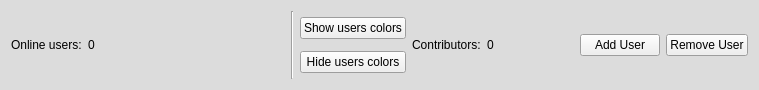
This is CLIENT/GUI/editorWindow/ui/gui_usersbar.ui in GiuliCler/GIMPteam as Qt 5 draws it before an edit. The edited form follows.
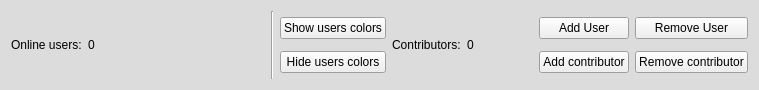
This is the edited form.

```diff
--- a/CLIENT/GUI/editorWindow/ui/gui_usersbar.ui
+++ b/CLIENT/GUI/editorWindow/ui/gui_usersbar.ui
@@ -83,7 +83,7 @@
   <property name="autoFillBackground">
    <bool>true</bool>
   </property>
-  <layout class="QHBoxLayout" name="horizontalLayout_4" stretch="1,0,1,0,0">
+  <layout class="QHBoxLayout" name="horizontalLayout_4" stretch="1,0,1,0">
    <item>
     <widget class="QWidget" name="onlineUsersWidget" native="true">
      <layout class="QHBoxLayout" name="horizontalLayout_2">
@@ -245,18 +245,39 @@
     </widget>
    </item>
    <item>
+    <layout class="QGridLayout" name="gridLayout">
+     <property name="rightMargin">
+      <number>0</number>
+     </property>
+     <item row="0" column="0">
     <widget class="QPushButton" name="pushButton">
      <property name="text">
       <string>Add User</string>
      </property>
     </widget>
    </item>
-   <item>
+     <item row="0" column="1">
     <widget class="QPushButton" name="pushButton_2">
      <property name="text">
       <string>Remove User</string>
      </property>
     </widget>
+     </item>
+     <item row="1" column="0">
+      <widget class="QPushButton" name="pushButton_3">
+       <property name="text">
+        <string>Add contributor</string>
+       </property>
+      </widget>
+     </item>
+     <item row="1" column="1">
+      <widget class="QPushButton" name="pushButton_4">
+       <property name="text">
+        <string>Remove contributor</string>
+       </property>
+      </widget>
+     </item>
+    </layout>
    </item>
   </layout>
  </widget>
```
Lines whose indentation alone changed are shown as unchanged.
